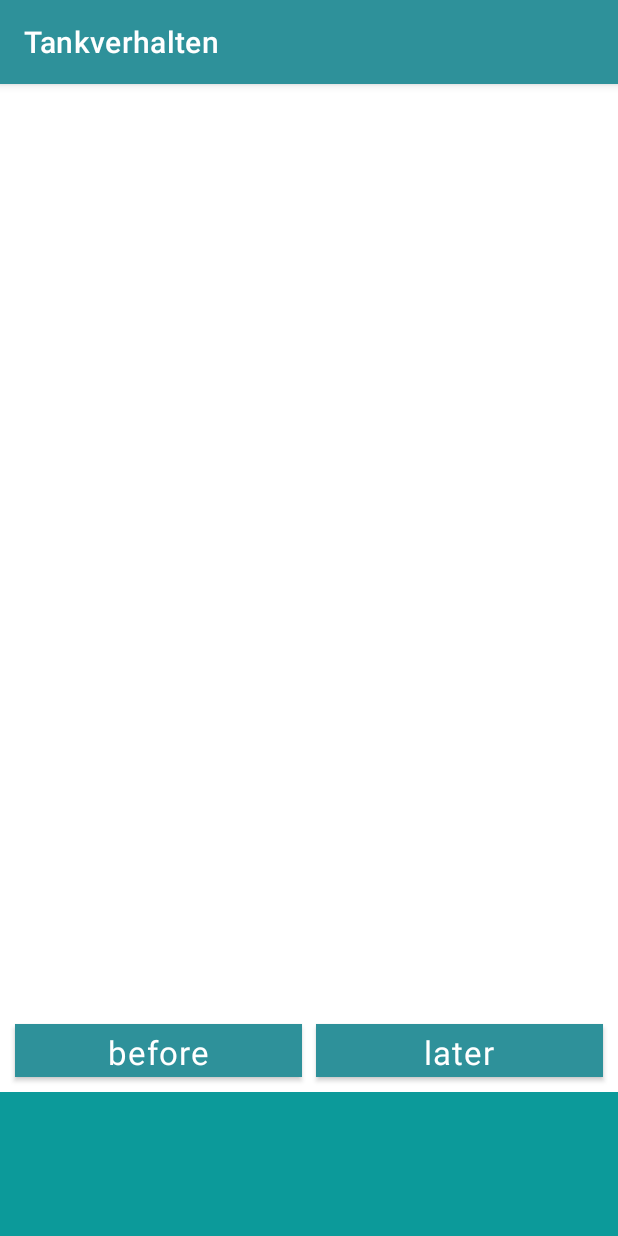
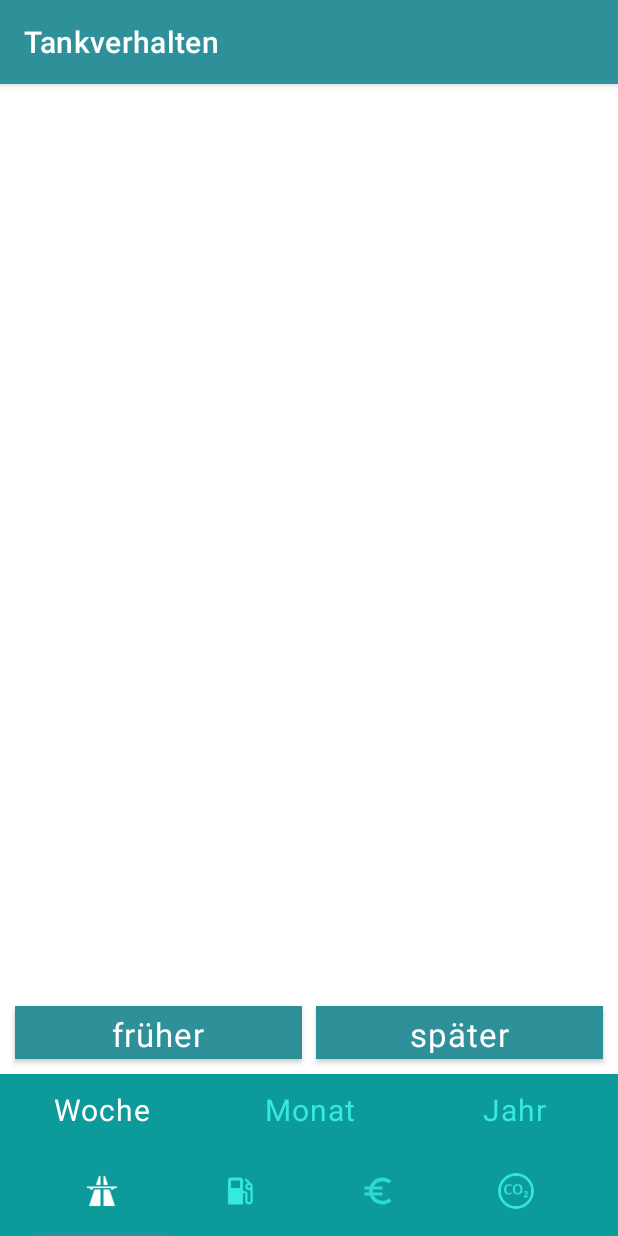
Before and after one commit to pk95/SWE, an Android app: the fragment statistik_fragment shown on its own in the app's theme, on a phone screen of 412 x 824 dp. Run offline under Robolectric (Android 15) with nearby library versions, the phone set to English and light mode, and no system bars; 1 statement that could not run was skipped.

Commit message:
Statistik GUI (ohne Daigramm)

```diff
--- a/Tankverhalten/app/src/main/java/com/example/tankverhalten/fragments/statistik_fragment.java
+++ b/Tankverhalten/app/src/main/java/com/example/tankverhalten/fragments/statistik_fragment.java
@@ -1,5 +1,7 @@
 package com.example.tankverhalten.fragments;
 
+import android.graphics.Color;
+import android.graphics.PorterDuff;
 import android.os.Bundle;
 import android.view.LayoutInflater;
 import android.view.View;
@@ -7,12 +9,20 @@ import android.view.ViewGroup;
 
 import androidx.annotation.Nullable;
 import androidx.fragment.app.Fragment;
+import androidx.viewpager.widget.ViewPager;
 
 import com.example.tankverhalten.R;
+import com.google.android.material.tabs.TabLayout;
 
 public class statistik_fragment extends Fragment{
 
     View view;
+    ViewPager viewPager;
+    TabLayout tabLayoutTime;
+    TabLayout tabLayoutValue;
+    int selTime = 0;
+    int selValue = 0;
+    int iconColor;
 
     public statistik_fragment() {}
 
@@ -20,9 +30,63 @@ public class statistik_fragment extends Fragment{
     @Override
     public View onCreateView(LayoutInflater inflater, @Nullable ViewGroup container, Bundle savedInstanceState) {
         view = inflater.inflate(R.layout.statistik_layout, container, false);
+
+        iconColor = getResources().getColor(R.color.color_icons);
+
+        // Bottom Tabs Design
+        {
+            tabLayoutValue = view.findViewById(R.id.valueBar);
+            tabLayoutValue.getTabAt(0).setIcon(R.drawable.highway);
+            tabLayoutValue.getTabAt(1).setIcon(R.drawable.gasstation);
+            tabLayoutValue.getTabAt(2).setIcon(R.drawable.ic_euro_white);
+            tabLayoutValue.getTabAt(3).setIcon(R.drawable.co2);
+            tabLayoutValue.getTabAt(0).getIcon().setColorFilter(Color.WHITE, PorterDuff.Mode.SRC_IN);
+            tabLayoutValue.getTabAt(1).getIcon().setColorFilter(iconColor, PorterDuff.Mode.SRC_IN);
+            tabLayoutValue.getTabAt(2).getIcon().setColorFilter(iconColor, PorterDuff.Mode.SRC_IN);
+            tabLayoutValue.getTabAt(3).getIcon().setColorFilter(iconColor, PorterDuff.Mode.SRC_IN);
+
+            tabLayoutTime = view.findViewById(R.id.timeBar);
+            tabLayoutTime.getTabAt(0).setText(getResources().getText(R.string.week));
+            tabLayoutTime.getTabAt(1).setText(getResources().getText(R.string.month));
+            tabLayoutTime.getTabAt(2).setText(getResources().getText(R.string.year));
+            tabLayoutTime.setTabTextColors(iconColor, Color.WHITE);
+        }
+
+        // Tab selected logic
+        tabLayoutValue.addOnTabSelectedListener(new TabLayout.OnTabSelectedListener() {
+            @Override
+            public void onTabSelected(TabLayout.Tab tab) {
+                tab.getIcon().setColorFilter(Color.WHITE, PorterDuff.Mode.SRC_IN);
+                selValue = tab.getPosition();
+            }
+
+            @Override
+            public void onTabUnselected(TabLayout.Tab tab) {
+                tab.getIcon().setColorFilter(iconColor, PorterDuff.Mode.SRC_IN);
+            }
+
+            @Override
+            public void onTabReselected(TabLayout.Tab tab) {
+            }
+        });
+        tabLayoutTime.addOnTabSelectedListener(new TabLayout.OnTabSelectedListener() {
+            @Override
+            public void onTabSelected(TabLayout.Tab tab) {
+                selTime = tab.getPosition();
+            }
+
+            @Override
+            public void onTabUnselected(TabLayout.Tab tab) {
+            }
+
+            @Override
+            public void onTabReselected(TabLayout.Tab tab) {
+            }
+        });
+
+        // diagram
+        viewPager = view.findViewById(R.id.content);
+
         return view;
     }
-        /*
-        Hier kommt die Statistik Activity hin.
-     */
 }
--- /dev/null
+++ b/Tankverhalten/app/src/main/res/drawable/ic_euro_white.xml
@@ -0,0 +1,11 @@
+<vector xmlns:android="http://schemas.android.com/apk/res/android"
+    android:width="24dp"
+    android:height="24dp"
+    android:viewportWidth="24"
+    android:viewportHeight="24"
+    android:tint="#FFFFFF"
+    android:alpha="0.8">
+    <path
+        android:fillColor="@android:color/white"
+        android:pathData="M15,18.5c-2.51,0 -4.68,-1.42 -5.76,-3.5H15v-2H8.58c-0.05,-0.33 -0.08,-0.66 -0.08,-1s0.03,-0.67 0.08,-1H15V9H9.24C10.32,6.92 12.5,5.5 15,5.5c1.61,0 3.09,0.59 4.23,1.57L21,5.3C19.41,3.87 17.3,3 15,3c-3.92,0 -7.24,2.51 -8.48,6H3v2h3.06c-0.04,0.33 -0.06,0.66 -0.06,1 0,0.34 0.02,0.67 0.06,1H3v2h3.52c1.24,3.49 4.56,6 8.48,6 2.31,0 4.41,-0.87 6,-2.3l-1.78,-1.77c-1.13,0.98 -2.6,1.57 -4.22,1.57z"/>
+</vector>
--- a/Tankverhalten/app/src/main/res/layout/statistik_layout.xml
+++ b/Tankverhalten/app/src/main/res/layout/statistik_layout.xml
@@ -1,14 +1,14 @@
 <?xml version="1.0" encoding="utf-8"?>
 <RelativeLayout xmlns:android="http://schemas.android.com/apk/res/android"
     xmlns:app="http://schemas.android.com/apk/res-auto"
+    xmlns:tools="http://schemas.android.com/tools"
     android:layout_width="match_parent"
     android:layout_height="match_parent">
-
 
     <androidx.viewpager.widget.ViewPager
         android:layout_width="match_parent"
         android:layout_height="match_parent"
-        android:id="@+id/diagramm"
+        android:id="@+id/content"
         android:layout_above="@+id/before_later_b"/>
 
     <LinearLayout
@@ -16,10 +16,10 @@
         android:layout_width="match_parent"
         android:layout_height="wrap_content"
         android:orientation="horizontal"
-        android:layout_above="@id/zeitBar">
+        android:layout_above="@id/timeBar">
 
         <Button
-            android:id="@+id/button3"
+            android:id="@+id/before"
             android:layout_width="match_parent"
             android:layout_height="55dp"
             android:layout_weight="0.5"
@@ -27,13 +27,14 @@
             android:insetTop="10dp"
             android:insetRight="5dp"
             android:insetBottom="10dp"
-            android:text="before"
+            android:text="@string/before"
             android:textAppearance="@style/TextAppearance.MaterialComponents.Body1"
             android:textSize="22sp"
-            app:cornerRadius="0dp"/>
+            app:cornerRadius="0dp"
+            tools:ignore="ButtonStyle" />
 
         <Button
-            android:id="@+id/button2"
+            android:id="@+id/later"
             android:layout_width="match_parent"
             android:layout_height="55dp"
             android:layout_weight="0.5"
@@ -41,29 +42,71 @@
             android:insetTop="10dp"
             android:insetRight="10dp"
             android:insetBottom="10dp"
-            android:text="later"
+            android:text="@string/later"
             android:textAppearance="@style/TextAppearance.MaterialComponents.Body1"
             android:textSize="22sp"
-            app:cornerRadius="0dp" />
+            app:cornerRadius="0dp"
+            tools:ignore="ButtonStyle" />
 
     </LinearLayout>
 
     <com.google.android.material.tabs.TabLayout
-        android:id="@+id/zeitBar"
+        android:id="@+id/timeBar"
         android:layout_width="match_parent"
         android:layout_height="wrap_content"
-        android:layout_above="@+id/artBar"
+        android:layout_above="@+id/valueBar"
         android:backgroundTint="@color/FHGreen"
         android:layout_alignParentStart="true"
-        android:layout_alignParentEnd="true"/>
+        android:layout_alignParentEnd="true"
+        app:tabTextAppearance="@style/statistikTabText">
+
+        <com.google.android.material.tabs.TabItem
+            android:layout_width="match_parent"
+            android:layout_height="match_parent"/>
+
+        <com.google.android.material.tabs.TabItem
+            android:layout_width="match_parent"
+            android:layout_height="match_parent"/>
+
+        <com.google.android.material.tabs.TabItem
+            android:layout_width="match_parent"
+            android:layout_height="match_parent"/>
+
+    </com.google.android.material.tabs.TabLayout>
+
+    <TextView
+        android:id="@+id/backG"
+        android:layout_width="match_parent"
+        android:layout_height="62dp"
+        android:background="@color/FHGreen"
+        android:layout_alignParentBottom="true"/>
 
     <com.google.android.material.tabs.TabLayout
-        android:id="@+id/artBar"
+        android:id="@+id/valueBar"
         android:layout_width="match_parent"
-        android:layout_height="wrap_content"
+        android:layout_height="60dp"
         android:backgroundTint="@color/FHGreen"
         android:layout_alignParentBottom="true"
         android:layout_alignParentStart="true"
-        android:layout_alignParentEnd="true"/>
+        android:layout_alignParentEnd="true"
+        android:layout_marginHorizontal="22dp">
+
+        <com.google.android.material.tabs.TabItem
+            android:layout_width="match_parent"
+            android:layout_height="match_parent"/>
+
+        <com.google.android.material.tabs.TabItem
+            android:layout_width="match_parent"
+            android:layout_height="match_parent"/>
+
+        <com.google.android.material.tabs.TabItem
+            android:layout_width="match_parent"
+            android:layout_height="match_parent"/>
+
+        <com.google.android.material.tabs.TabItem
+            android:layout_width="match_parent"
+            android:layout_height="match_parent"/>
+
+    </com.google.android.material.tabs.TabLayout>
 
 </RelativeLayout>
--- a/Tankverhalten/app/src/main/res/values/strings.xml
+++ b/Tankverhalten/app/src/main/res/values/strings.xml
@@ -27,6 +27,14 @@
     <string name="licensePlate">Kennzeichen</string>
     <string name="inspection">Nächste TÜV Inspektion</string>
     <string name="permission">Nächste Inspektion</string>
+
+    <!-- statistik layout Strings -->
+    <string name="before">früher</string>
+    <string name="later">später</string>
+    <string name="week">Woche</string>
+    <string name="month">Monat</string>
+    <string name="year">Jahr</string>
+
 
     <!--  Add vehicle header and hints  -->
     <string name="displayname">Anzeigename...</string>
--- a/Tankverhalten/app/src/main/res/values/styles.xml
+++ b/Tankverhalten/app/src/main/res/values/styles.xml
@@ -9,4 +9,8 @@
         <item name="android:windowCloseOnTouchOutside">true</item>
     </style>
 
+    <style name="statistikTabText" parent="TextAppearance.MaterialComponents.Body1">
+        <item name="android:textSize">20sp</item>
+    </style>
+
 </resources>
```
Also changed, not shown: Tankverhalten/app/src/main/res/drawable-v24/co2.png (added).
